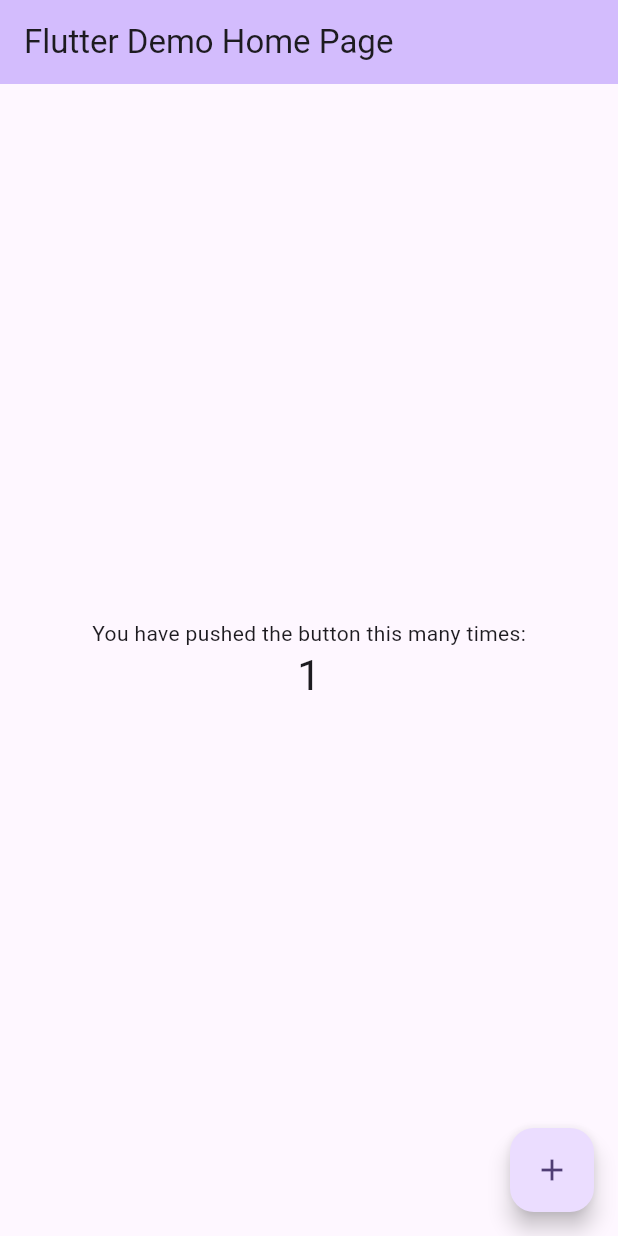
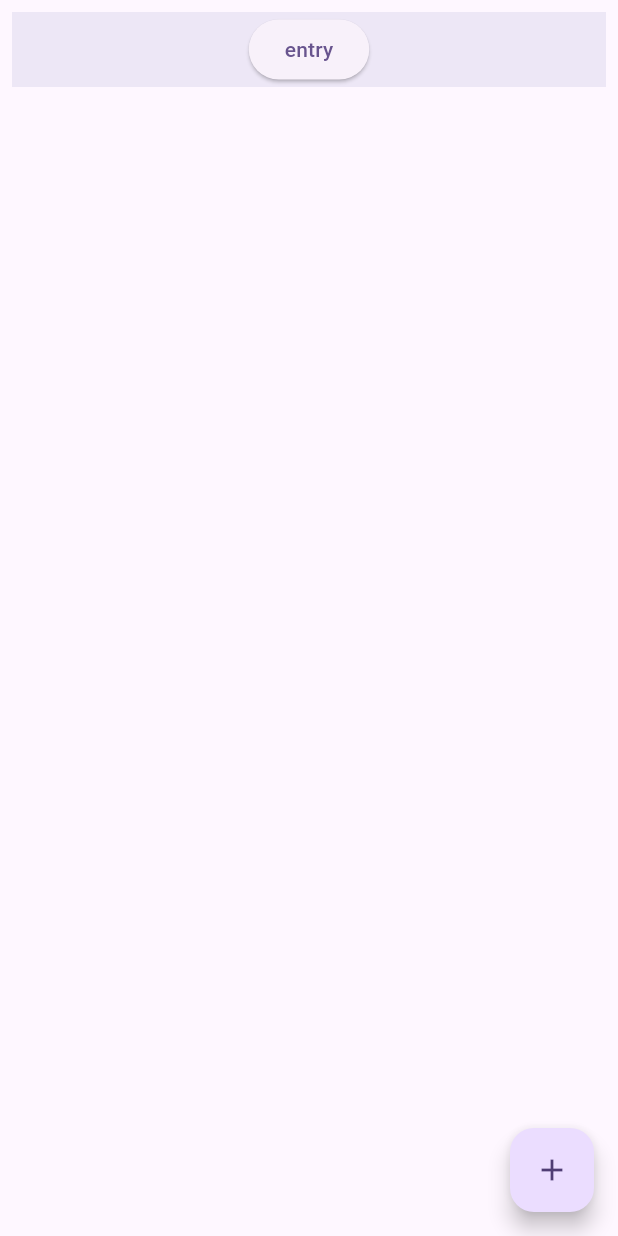
Before and after one commit to john-xu-1/frc1148_2023_scouting_app, a Flutter app: the screen it shows after launch, after a tap on the "add" icon, on a phone screen of 412 x 824 dp. Run offline on Flutter 3.47's test engine with Material 2 defaults, Android fonts, the phone set to English and light mode, and no system bars.

Commit message:
still issues, do not wrong

```diff
--- a/lib/main.dart
+++ b/lib/main.dart
@@ -1,4 +1,5 @@
 import 'package:flutter/material.dart';
+import 'package:frc1148_2023_scouting_app/scouting_form.dart';
 
 void main() {
   runApp(const MyApp());
@@ -11,27 +12,12 @@ class MyApp extends StatelessWidget {
   @override
   Widget build(BuildContext context) {
     return MaterialApp(
-      title: 'Flutter Demo',
+      title: 'Scouting Home Page',
       theme: ThemeData(
-        // This is the theme of your application.
-        //
-        // TRY THIS: Try running your application with "flutter run". You'll see
-        // the application has a blue toolbar. Then, without quitting the app,
-        // try changing the seedColor in the colorScheme below to Colors.green
-        // and then invoke "hot reload" (save your changes or press the "hot
-        // reload" button in a Flutter-supported IDE, or press "r" if you used
-        // the command line to start the app).
-        //
-        // Notice that the counter didn't reset back to zero; the application
-        // state is not lost during the reload. To reset the state, use hot
-        // restart instead.
-        //
-        // This works for code too, not just values: Most code changes can be
-        // tested with just a hot reload.
         colorScheme: ColorScheme.fromSeed(seedColor: Colors.deepPurple),
         useMaterial3: true,
       ),
-      home: const MyHomePage(title: 'Flutter Demo Home Page'),
+      home: const MyHomePage(title: 'Scouting Home Page'),
     );
   }
 }
@@ -39,87 +25,74 @@ class MyApp extends StatelessWidget {
 class MyHomePage extends StatefulWidget {
   const MyHomePage({super.key, required this.title});
 
-  // This widget is the home page of your application. It is stateful, meaning
-  // that it has a State object (defined below) that contains fields that affect
-  // how it looks.
-
-  // This class is the configuration for the state. It holds the values (in this
-  // case the title) provided by the parent (in this case the App widget) and
-  // used by the build method of the State. Fields in a Widget subclass are
-  // always marked "final".
-
   final String title;
 
   @override
   State<MyHomePage> createState() => _MyHomePageState();
+
 }
 
 class _MyHomePageState extends State<MyHomePage> {
   int _counter = 0;
+  final List<String> entries = <String>[];
+
+
 
   void _incrementCounter() {
     setState(() {
-      // This call to setState tells the Flutter framework that something has
-      // changed in this State, which causes it to rerun the build method below
-      // so that the display can reflect the updated values. If we changed
-      // _counter without calling setState(), then the build method would not be
-      // called again, and so nothing would appear to happen.
+
+      entries.add("entry");
+
+
       _counter++;
     });
   }
 
+  void createForm (){
+    setState(() {
+
+      Navigator.push(
+        context,
+        MaterialPageRoute
+        (
+          builder: (context) => ScoutingForm(title: "test")
+        )
+      );
+
+    });
+  }
+
+
+
   @override
   Widget build(BuildContext context) {
-    // This method is rerun every time setState is called, for instance as done
-    // by the _incrementCounter method above.
-    //
-    // The Flutter framework has been optimized to make rerunning build methods
-    // fast, so that you can just rebuild anything that needs updating rather
-    // than having to individually change instances of widgets.
+
     return Scaffold(
-      appBar: AppBar(
-        // TRY THIS: Try changing the color here to a specific color (to
-        // Colors.amber, perhaps?) and trigger a hot reload to see the AppBar
-        // change color while the other colors stay the same.
-        backgroundColor: Theme.of(context).colorScheme.inversePrimary,
-        // Here we take the value from the MyHomePage object that was created by
-        // the App.build method, and use it to set our appbar title.
-        title: Text(widget.title),
-      ),
       body: Center(
-        // Center is a layout widget. It takes a single child and positions it
-        // in the middle of the parent.
-        child: Column(
-          // Column is also a layout widget. It takes a list of children and
-          // arranges them vertically. By default, it sizes itself to fit its
-          // children horizontally, and tries to be as tall as its parent.
-          //
-          // Column has various properties to control how it sizes itself and
-          // how it positions its children. Here we use mainAxisAlignment to
-          // center the children vertically; the main axis here is the vertical
-          // axis because Columns are vertical (the cross axis would be
-          // horizontal).
-          //
-          // TRY THIS: Invoke "debug painting" (choose the "Toggle Debug Paint"
-          // action in the IDE, or press "p" in the console), to see the
-          // wireframe for each widget.
-          mainAxisAlignment: MainAxisAlignment.center,
-          children: <Widget>[
-            const Text(
-              'You have pushed the button this many times:',
-            ),
-            Text(
-              '$_counter',
-              style: Theme.of(context).textTheme.headlineMedium,
-            ),
-          ],
+        child: ListView.separated(
+          padding: const EdgeInsets.all(8),
+          itemCount: entries.length,
+          itemBuilder: (BuildContext context, int index)
+          {
+            return Container(
+              height: 50,
+              color: Colors.deepPurple.shade50,
+              child: Center(
+                child: ElevatedButton(
+                  child: Text(entries[index]),
+                  onPressed: createForm,
+                )
+              )
+            );
+          },
+          separatorBuilder: (BuildContext context, int index) => const Divider(),
         ),
       ),
       floatingActionButton: FloatingActionButton(
         onPressed: _incrementCounter,
         tooltip: 'Increment',
         child: const Icon(Icons.add),
-      ), // This trailing comma makes auto-formatting nicer for build methods.
+      ),
     );
   }
 }
--- a/pubspec.yaml
+++ b/pubspec.yaml
@@ -35,10 +35,12 @@ dependencies:
   # The following adds the Cupertino Icons font to your application.
   # Use with the CupertinoIcons class for iOS style icons.
   cupertino_icons: ^1.0.2
+  http: ^1.1.0
 
 dev_dependencies:
   flutter_test:
     sdk: flutter
+
 
   # The "flutter_lints" package below contains a set of recommended lints to
   # encourage good coding practices. The lint set provided by the package is
```
Also changed, not shown: lib/FeedbackForm.dart (added, +21 -0 lines), lib/form_controller.dart (added, +38 -0 lines), lib/scouting_form.dart (added, +110 -0 lines), pubspec.lock.
